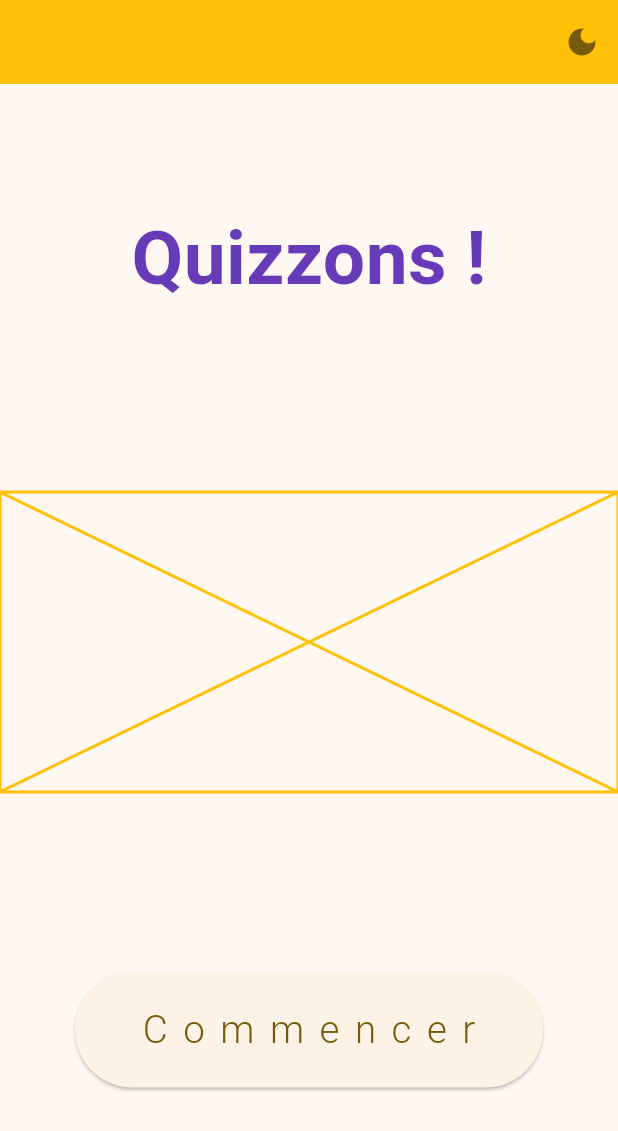
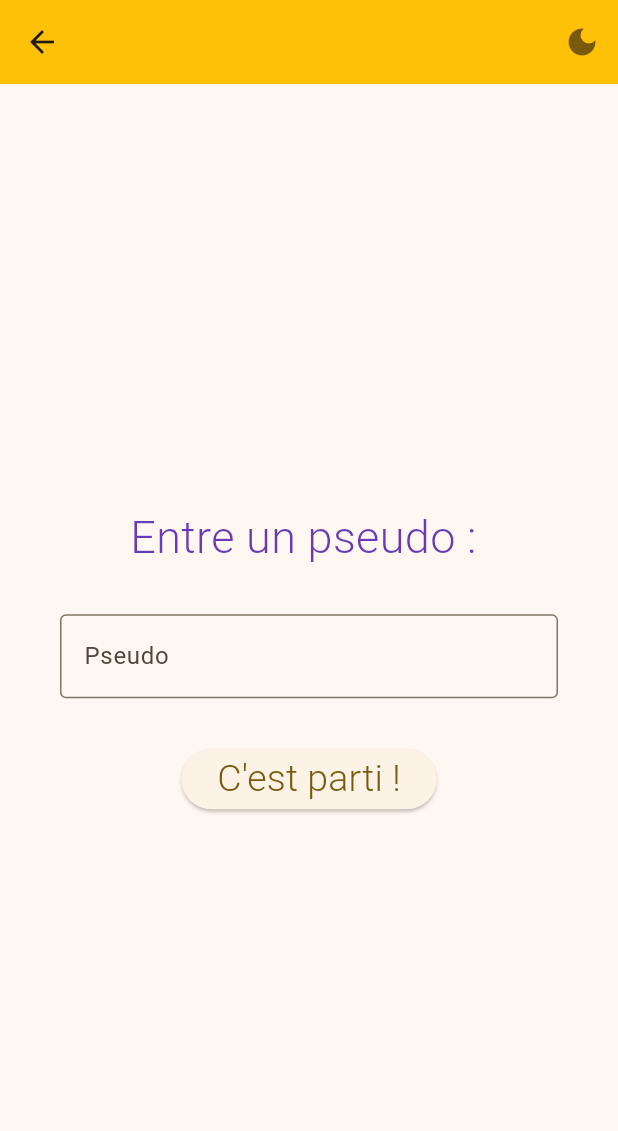
Before and after one commit to Dylano2/quizzons, a Flutter app: the screen it shows after launch, after a tap on "Commencer", on a phone screen of 412 x 824 dp. Shown: the top 1131 px of the screen. Run offline on Flutter 3.47's test engine with Material 3 defaults, Android fonts, the phone set to English and light mode, and no system bars; our stand-ins replace shared_preferences.

Commit message:
ajout de la page de gestion de profil ( choisir un pseudp ) + enregistremeent en local

```diff
--- a/lib/data/constants.dart
+++ b/lib/data/constants.dart
@@ -2,8 +2,11 @@ import 'package:flutter/material.dart';
 
 class KConstants {
   static const String themeModeKey = 'isDarkMode';
+  static const String pseudoKey = 'pseudo';
   static const String appName = 'Quizzons !';
   static const String startButton = "Commencer";
+  static const String enterYourName = "Entre un pseudo : ";
+  static const String submitNameButton = "C'est parti !";
 }
 
 class KTextStyle {
@@ -17,6 +20,16 @@ class KTextStyle {
     fontWeight: FontWeight.w300,
     letterSpacing: 20,
   );
+
+  static const TextStyle primaryText = TextStyle(
+    fontSize: 30,
+    fontWeight: FontWeight.w300,
+  );
+
+  static const TextStyle submitButtonText = TextStyle(
+    fontSize: 25,
+    fontWeight: FontWeight.w300,
+  );
 }
 
 class KButtonStyle {
--- a/lib/main.dart
+++ b/lib/main.dart
@@ -2,7 +2,6 @@ import 'package:flutter/material.dart';
 import 'package:quizz_app/data/constants.dart';
 import 'package:quizz_app/data/notifiers.dart';
 import 'package:quizz_app/views/pages/home_page.dart';
-import 'package:quizz_app/widgets/switch_theme_widget.dart';
 
 void main() {
   runApp(const MyApp());
@@ -38,13 +37,7 @@ class _MyAppState extends State<MyApp> {
               brightness: isDarkMode ? Brightness.dark : Brightness.light,
             ),
           ),
-          home: Scaffold(
-            appBar: AppBar(
-              backgroundColor: Colors.amber,
-              actions: [SwitchThemeWidget()],
-            ),
-            body: HomePage(),
-          ),
+          home: HomePage(),
         );
       },
     );
--- a/lib/views/pages/home_page.dart
+++ b/lib/views/pages/home_page.dart
@@ -1,5 +1,6 @@
 import 'package:flutter/material.dart';
 import 'package:quizz_app/data/constants.dart';
+import 'package:quizz_app/views/pages/set_profile_page.dart';
 
 class HomePage extends StatelessWidget {
   const HomePage({super.key});
@@ -22,7 +23,12 @@ class HomePage extends StatelessWidget {
                 padding: const EdgeInsets.symmetric(horizontal: 50),
                 child: ElevatedButton(
                   style: KButtonStyle.kAmberButtonStyle,
-                  onPressed: () {},
+                  onPressed: () {
+                    Navigator.push(
+                      context,
+                      MaterialPageRoute(builder: (context) => SetProfilePage()),
+                    );
+                  },
                   child: FittedBox(
                     child: Text(
                       KConstants.startButton,
--- /dev/null
+++ b/lib/views/pages/set_profile_page.dart
@@ -0,0 +1,68 @@
+import 'package:flutter/material.dart';
+import 'package:quizz_app/data/constants.dart';
+import 'package:quizz_app/widgets/switch_theme_widget.dart';
+import 'package:shared_preferences/shared_preferences.dart';
+
+class SetProfilePage extends StatefulWidget {
+  const SetProfilePage({super.key});
+
+  @override
+  State<SetProfilePage> createState() => _SetProfilePageState();
+}
+
+class _SetProfilePageState extends State<SetProfilePage> {
+  TextEditingController controller = TextEditingController();
+  String? error;
+
+  @override
+  Widget build(BuildContext context) {
+    return Scaffold(
+      appBar: AppBar(
+        backgroundColor: Colors.amber,
+        actions: [SwitchThemeWidget()],
+      ),
+      body: Padding(
+        padding: const EdgeInsets.symmetric(horizontal: 40.0),
+        child: Column(
+          mainAxisAlignment: MainAxisAlignment.center,
+          spacing: 30,
+          children: [
+            Text(KConstants.enterYourName, style: KTextStyle.primaryText),
+            TextField(
+              controller: controller,
+              decoration: InputDecoration(
+                border: OutlineInputBorder(),
+                labelText: 'Pseudo',
+              ),
+            ),
+            if (error != null)
+              Text(error!, style: TextStyle(color: Colors.red)),
+            ElevatedButton(
+              onPressed: () {
+                handleLogin();
+              },
+              child: Text(
+                KConstants.submitNameButton,
+                style: KTextStyle.submitButtonText,
+              ),
+            ),
+          ],
+        ),
+      ),
+    );
+  }
+
+  Future<void> handleLogin() async {
+    setState(() {
+      error = null;
+    });
+    if (controller.text.isNotEmpty) {
+      final SharedPreferences prefs = await SharedPreferences.getInstance();
+      prefs.setString(KConstants.pseudoKey, controller.text);
+    } else {
+      setState(() {
+        error = "Il faut indiquer un pseudo !";
+      });
+    }
+  }
+}
```
